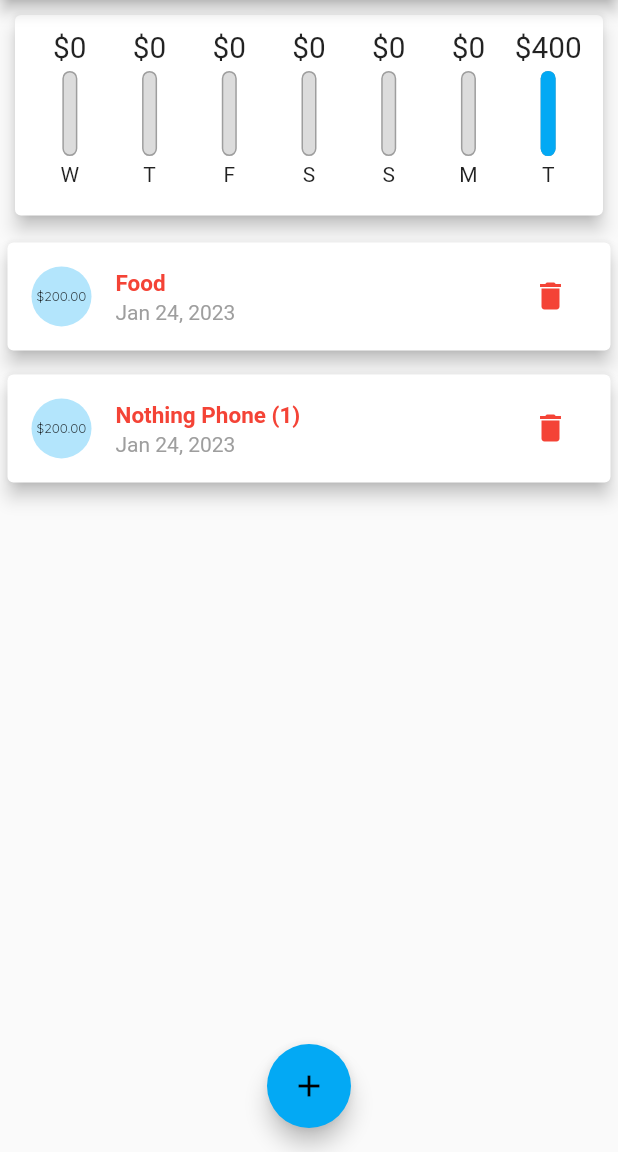
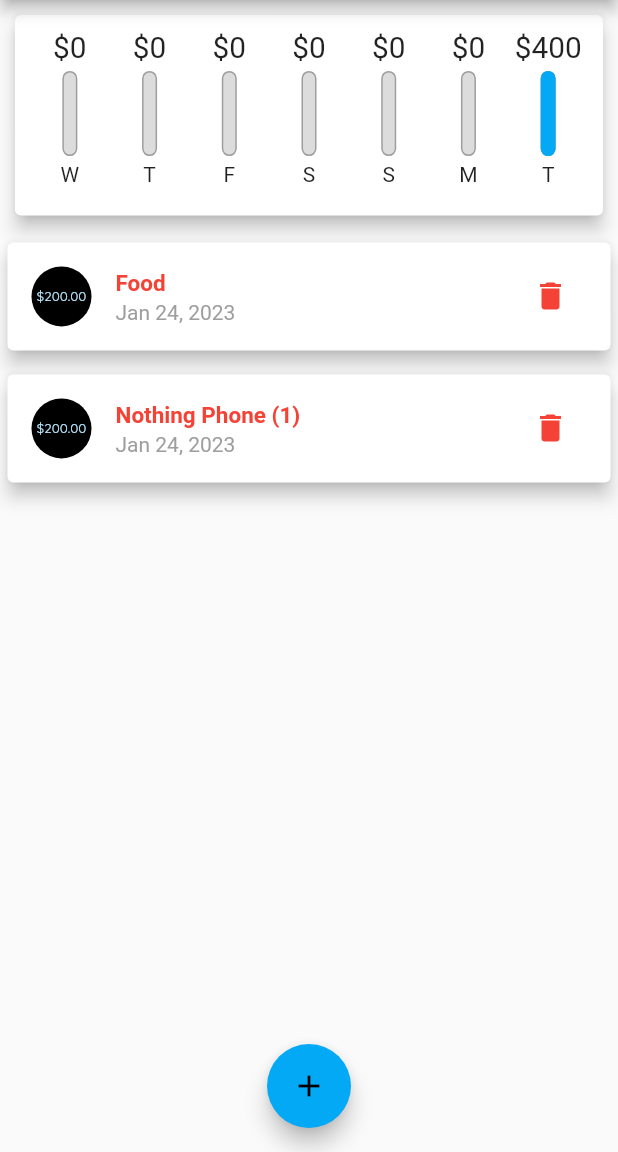
Before and after one commit to pranjalchaplot/flutter_expense_tracker, a Flutter app: the screen it shows after launch, on a phone screen of 412 x 824 dp, the part 84-1236 px from its top. Run offline on Flutter 3.47's test engine with Material 2 defaults, Android fonts, the phone set to English and light mode, and no system bars.

Commit message:
allow random color to circleAvatar using ValueKey

```diff
--- a/lib/widgets/transaction_card.dart
+++ b/lib/widgets/transaction_card.dart
@@ -1,14 +1,39 @@
+import 'dart:math';
+
 import 'package:flutter/material.dart';
 import 'package:intl/intl.dart';
 
 import '../models/transaction.dart';
 
-class TransactionCard extends StatelessWidget {
+class TransactionCard extends StatefulWidget {
   final Transaction transaction;
-  final int transactionIndex;
+  final String transactionID;
   final Function removeTx;
-  const TransactionCard(this.transaction, this.transactionIndex, this.removeTx,
-      {super.key});
+  const TransactionCard({
+    super.key,
+    required this.transaction,
+    required this.transactionID,
+    required this.removeTx,
+  }); // using super.key to forward the key value to statefulwidget
+
+  @override
+  State<TransactionCard> createState() => _TransactionCardState();
+}
+
+class _TransactionCardState extends State<TransactionCard> {
+  Color _bgColor = Colors.white;
+
+  @override
+  void initState() {
+    super.initState();
+    const availableColors = [
+      Colors.black,
+      Colors.blue,
+      Colors.green,
+      Colors.orange,
+    ];
+    _bgColor = availableColors[Random().nextInt(4)];
+  }
 
   @override
   Widget build(BuildContext context) {
@@ -21,17 +46,18 @@ class TransactionCard extends StatelessWidget {
       ),
       child: ListTile(
         leading: CircleAvatar(
+          backgroundColor: _bgColor,
           child: FittedBox(
             child: Padding(
               padding: const EdgeInsets.all(6),
               child: Text(
-                '\$${transaction.amount.toStringAsFixed(2)}',
+                '\$${widget.transaction.amount.toStringAsFixed(2)}',
               ),
             ),
           ),
         ),
         title: Text(
-          transaction.title,
+          widget.transaction.title,
           style: const TextStyle(
             color: Colors.red,
             fontWeight: FontWeight.bold,
@@ -39,7 +65,7 @@ class TransactionCard extends StatelessWidget {
           ),
         ),
         subtitle: Text(
-          DateFormat.yMMMd().format(transaction.date),
+          DateFormat.yMMMd().format(widget.transaction.date),
           style: const TextStyle(
             color: Colors.grey,
           ),
@@ -49,13 +75,13 @@ class TransactionCard extends StatelessWidget {
                 icon: const Icon(Icons.delete),
                 color: Theme.of(context).errorColor,
                 onPressed: () {
-                  removeTx(transactionIndex);
+                  widget.removeTx(widget.transactionID);
                 },
               )
             : TextButton.icon(
                 icon: Icon(Icons.delete, color: Theme.of(context).errorColor),
                 onPressed: () {
-                  removeTx(transactionIndex);
+                  widget.removeTx(widget.transactionID);
                 },
                 label: Text(
                   'Delete',
--- a/lib/widgets/transaction_list.dart
+++ b/lib/widgets/transaction_list.dart
@@ -33,11 +33,24 @@ class TransactionList extends StatelessWidget {
                   ],
                 );
               })
-          : ListView.builder(
-              itemBuilder: ((context, index) =>
-                  TransactionCard(_userTransaction[index], index, removeTx)),
-              itemCount: _userTransaction.length,
+            : ListView(
+                children: [
+                  ..._userTransaction
+                      .map(
+                        (tx) => TransactionCard(
+                          key: ValueKey(tx.id),
+                          transaction: tx,
+                          transactionID: tx.id,
+                          removeTx: removeTx,
                         ),
+                      )
+                      .toList(),
+                ],
+              )
+        //  ListView.builder(
+        //     itemBuilder: ((context, index) =>
+        //     itemCount: _userTransaction.length,
+        //   ),
         );
   }
 }
```
Lines whose indentation alone changed are shown as unchanged.
